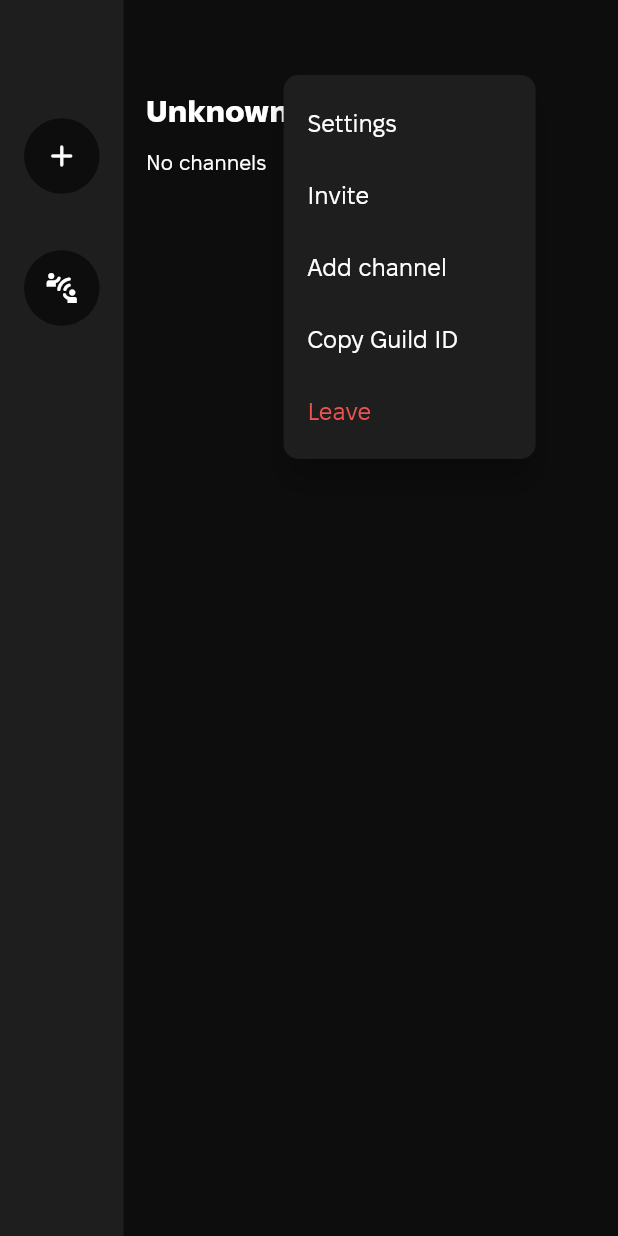
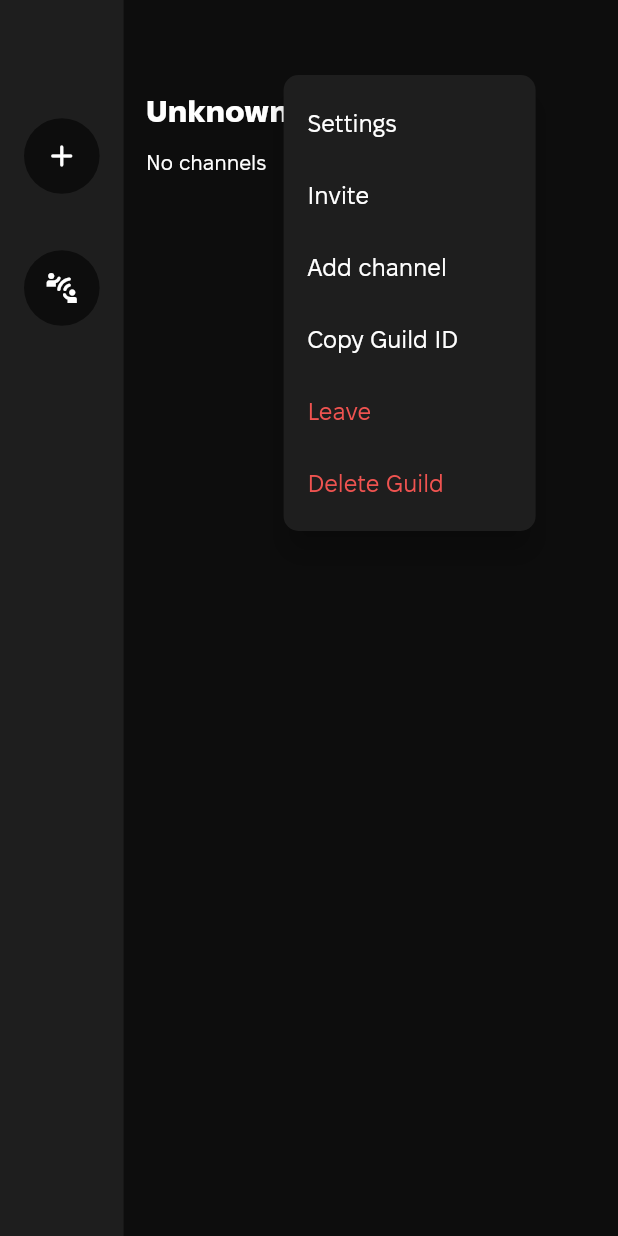
Before and after one commit to denver-code/denscord_fe, a Flutter app: the GuildView screen opened directly, after a tap on the "more vert" icon, on a phone screen of 412 x 824 dp. Run offline on Flutter 3.47's test engine with Material 2 defaults, Android fonts, the phone set to English and light mode, and no system bars; our stand-ins replace cached_network_image, get, get_storage, timeago; missing offline and left inert: overlapping_panels; accounts and stored records are empty.

Commit message:
guild delete button

```diff
--- a/lib/app/components/guild_dropdown_menu.dart
+++ b/lib/app/components/guild_dropdown_menu.dart
@@ -122,6 +122,15 @@ class GuildDropdownMenu extends StatelessWidget {
             style: TextStyle(color: Colors.red[400]),
           ),
         ),
+        PopupMenuItem(
+          enabled: homeController.activeGuild.value.owner ==
+              homeController.me.value.id,
+          onTap: homeController.deleteGuild,
+          child: Text(
+            "Delete Guild",
+            style: TextStyle(color: Colors.red[400]),
+          ),
+        )
       ],
     );
   }
--- a/lib/app/utils/api_endpoints.dart
+++ b/lib/app/utils/api_endpoints.dart
@@ -22,4 +22,6 @@ class Endpoints {
       Uri.http(apiUrl, '/api/private/guild/$guildId/leave');
   static Uri joinGuildRoute(String guildId, String guildKey) =>
       Uri.http(apiUrl, '/api/private/guild/$guildId/join/$guildKey');
+  static Uri deleteGuildRoute(String guildId) =>
+      Uri.http(apiUrl, '/api/private/guild/$guildId');
 }
```
Also changed, not shown: lib/app/modules/home/controllers/home_controller.dart (+19 -0 lines), lib/app/utils/api.dart (+14 -0 lines).
